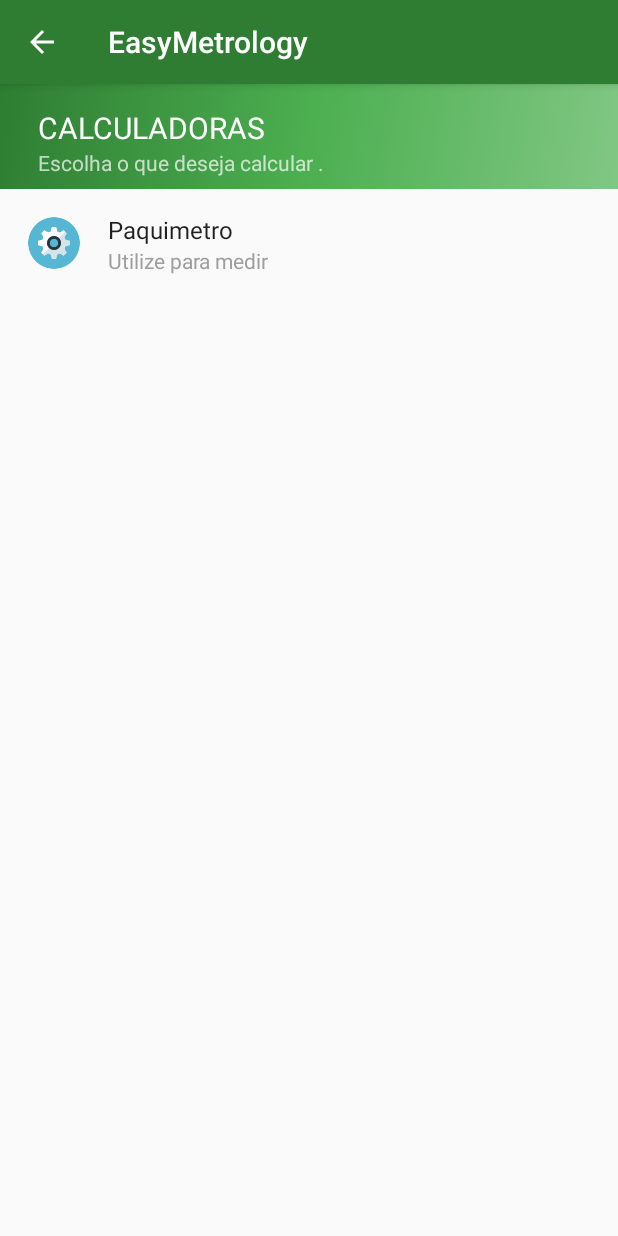
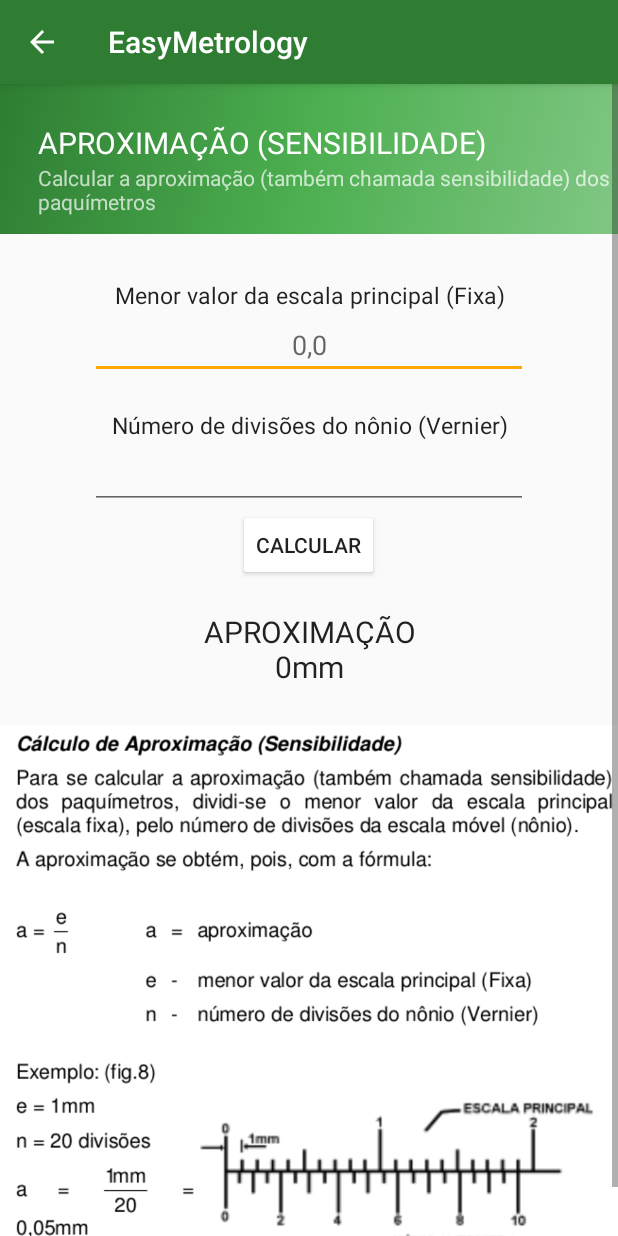
Before and after one commit to denisvieira05/androiddevstudyjams, an Android app: the CalculateActivity screen opened directly, with no data from a screen before it, on a phone screen of 412 x 824 dp. Run offline under Robolectric (Android 15) with nearby library versions, the light colour scheme and no system bars.

Commit message:
activitys and fragments for calculations

```diff
--- /dev/null
+++ b/app/src/main/java/com/example/android/easymetrology/ApproachContentFragment.java
@@ -0,0 +1,46 @@
+package com.example.android.easymetrology;
+
+
+import android.os.Bundle;
+import android.support.v4.app.Fragment;
+import android.view.LayoutInflater;
+import android.view.View;
+import android.view.ViewGroup;
+import android.widget.EditText;
+import android.widget.TextView;
+
+/**
+ * Created by denisvieira on 12/03/16.
+ */
+public class ApproachContentFragment extends Fragment{
+
+    @Override
+    public View onCreateView (LayoutInflater inflater, ViewGroup container, Bundle savedInstaceState){
+        View view = inflater.inflate(R.layout.fragment_approach,null);
+
+//        TextView textv = (TextView) view.findViewById(R.id.textViewCaliperRule);
+//        textv.setText("Frament TESTE");
+
+        return (view);
+    }
+//
+//    public void modifiedTextView(String text){
+//        TextView tv = (TextView) getView().findViewById(R.id.textViewCaliperRule);
+//        tv.setText("Fragmento modificado");
+//    }
+
+    public void calcApproach(){
+
+        TextView resultApproach = (TextView) getView().findViewById(R.id.resultApproach);
+        EditText valorDivisoesDoNonio = (EditText) getView().findViewById(R.id.valorDivisoesDoNonio);
+        EditText valorEscalaPrincipal = (EditText) getView().findViewById(R.id.valorEscalaPrincipal);
+
+        float valorDivisoes = Integer.parseInt(valorDivisoesDoNonio.getText().toString());
+        float valorEscala = Integer.parseInt(valorEscalaPrincipal.getText().toString());
+
+        float result = valorEscala/valorDivisoes;
+
+        resultApproach.setText(String.valueOf("APROXIMAÇÃO\\n"+result+"mm"));
+
+    }
+}
--- a/app/src/main/java/com/example/android/easymetrology/CalculateActivity.java
+++ b/app/src/main/java/com/example/android/easymetrology/CalculateActivity.java
@@ -1,25 +1,60 @@
 package com.example.android.easymetrology;
 
 import android.os.Bundle;
+import android.support.v4.app.FragmentManager;
+import android.support.v4.app.Fragment;
+import android.support.v4.app.FragmentTransaction;
 import android.support.v7.app.AppCompatActivity;
+import android.view.LayoutInflater;
+import android.view.View;
+import android.view.ViewGroup;
+import android.widget.EditText;
 
 /**
- * Created by denisvieira on 11/03/16.
+ * Created by denisvieira on 12/03/16.
  */
 public class CalculateActivity extends AppCompatActivity {
+
+    FragmentManager fm = getSupportFragmentManager();
 
     @Override
     public void onCreate(Bundle savedInstanceState) {
         super.onCreate(savedInstanceState);
-        setContentView(com.example.android.easymetrology.R.layout.activity_calculate);
-//        setSupportActionBar((Toolbar) findViewById(R.id.toolbar));
-//        getSupportAc        CollapsingToolbarLayout collapsingToolbar =
-//                (CollapsingToolbarLayout) findViewById(R.id.collapsing_toolbar);tionBar().setDisplayHomeAsUpEnabled(true);
-//         Set Collapsing Toolbar layout to the screen
+        setContentView(R.layout.activity_calculate);
+
+        if(savedInstanceState == null){
+            ApproachContentFragment approach = new ApproachContentFragment();
+
+            FragmentTransaction ft = fm.beginTransaction();
+            ft.add(R.id.activity_calculate,approach).commit();
+        }
+
+//        String[] lista = new String[]("Fragment 1", "Altera Texto Fragment 1", "Fragment 2","Fragment 3");
 //
-        // Set title of Detail page
-//        collapsingToolbar.setTitle("Calculadoras");
+//        ArrayAdapter<String> adapter = new ArrayAdapter<String>(this,android.R.layout.simple_list_item_1,lista);
+
+//        ListView lv = (ListView) findViewById(R.id.listView1);
+//        lv.setAdapter(adapter);
+//        lv.setOnItemClickListener(new AdapterView.OnItemClickListener() {
+//            @Override
+//            public void onItemClick(AdapterView<?> lv, View view, int position, long id) {
+//                if(position == 1){
+//
+//                    ApproachContentFragment caliperRule = (ApproachContentFragment) fm.findFragmentById(R.id.fragmentCaliperRule);
+//                    caliperRule.modifiedTextView("Fragment 1 - TextViewAlterado");
+//                }
+//            }
+//        });
 
     }
 
+    public static class DebugExampleTwoFragment extends Fragment {
+        @Override
+        public View onCreateView(LayoutInflater inflater, ViewGroup container,
+                                 Bundle savedInstanceState) {
+            EditText v = new EditText(getActivity());
+            v.setText("Hello Fragment!");
+            return v;
+        }
+    }
 }
--- a/app/src/main/java/com/example/android/easymetrology/ConverterActivity.java
+++ b/app/src/main/java/com/example/android/easymetrology/ConvertActivity.java
@@ -4,13 +4,13 @@
 import android.support.v7.app.AppCompatActivity;
 
 /**
- * Created by denisvieira on 11/03/16.
+ * Created by denisvieira on 12/03/16.
  */
-public class ConverterActivity extends AppCompatActivity {
+public class ConvertActivity extends AppCompatActivity {
 
     @Override
     public void onCreate(Bundle savedInstanceState) {
         super.onCreate(savedInstanceState);
-        setContentView(com.example.android.easymetrology.R.layout.activity_converter);
+        setContentView(R.layout.activity_convert);
     }
 }
--- a/app/src/main/java/com/example/android/easymetrology/MainActivity.java
+++ b/app/src/main/java/com/example/android/easymetrology/MainActivity.java
@@ -34,19 +34,19 @@
 
     public void onClickToCalculate(View v){
         Context context = v.getContext();
-        Intent intent = new Intent(context,CalculateActivity.class);
+        Intent intent = new Intent(context,CalculatorsListActivity.class);
         startActivity(intent);
     }
 
     public void onClickToConverter(View v){
         Context context = v.getContext();
-        Intent intent = new Intent(context,ConverterActivity.class);
+        Intent intent = new Intent(context,ConvertersListActivity.class);
         startActivity(intent);
     }
 
     public void onClickToLibrary(View v){
         Context context = v.getContext();
-        Intent intent = new Intent(context,LibraryActivity.class);
+        Intent intent = new Intent(context,LibraryListActivity.class);
         startActivity(intent);
     }
 
--- a/app/src/main/res/layout/activity_calculate.xml
+++ b/app/src/main/res/layout/activity_calculate.xml
@@ -8,73 +8,6 @@
     android:fitsSystemWindows="true"
     android:orientation="vertical">
 
-    <LinearLayout
-        android:layout_width="match_parent"
-        android:layout_height="@dimen/sub_activitys_headers_height"
-        android:gravity="left"
-        android:orientation="vertical"
-        android:theme="@style/ThemeOverlay.AppCompat.Dark"
-        android:background="@drawable/gradient_green_background"
-        android:paddingLeft="25dp"
-        android:paddingTop="15dp">
-
-        <TextView
-            android:layout_width="match_parent"
-            android:layout_height="wrap_content"
-            android:text="@string/calculators"
-            android:textAppearance="@style/TextAppearance.AppCompat.Body1"
-            android:textSize="20dp"
-            android:textAllCaps="true"/>
-
-        <TextView
-            android:id="@+id/textView"
-            android:layout_width="wrap_content"
-            android:layout_height="wrap_content"
-            android:text="Escolha o que deseja calcular ." />
-
-    </LinearLayout>
-
-    <RelativeLayout xmlns:android="http://schemas.android.com/apk/res/android"
-        android:layout_width="match_parent"
-        android:layout_height="wrap_content"
-        android:background="?android:attr/selectableItemBackground"
-        android:orientation="vertical"
-        android:padding="@dimen/md_keylines">
-
-
-        <ImageView
-            android:id="@+id/list_avatar"
-            android:layout_width="@dimen/avator_size"
-            android:layout_height="@dimen/avator_size"
-            android:scaleType="centerCrop"
-            android:src="@drawable/mechicon4" />
-
-        <TextView
-            android:id="@+id/list_title"
-            android:layout_width="match_parent"
-            android:layout_height="wrap_content"
-            android:layout_marginLeft="@dimen/md_keylines"
-            android:layout_toRightOf="@+id/list_avatar"
-            android:text="@string/calculate_title"
-            android:textAppearance="?attr/textAppearanceListItem"
-            android:textSize="@dimen/article_subheading" />
-
-        <TextView
-            android:id="@+id/list_desc"
-            android:layout_width="match_parent"
-            android:layout_height="wrap_content"
-            android:layout_below="@+id/list_title"
-            android:layout_marginLeft="@dimen/md_keylines"
-            android:layout_toRightOf="@+id/list_avatar"
-            android:textColor="@color/medium_grey"
-            android:ellipsize="end"
-            android:singleLine="true"
-            android:text="@string/calculate_desc"
-            android:textAppearance="?attr/textAppearanceListItem"
-            android:textSize="@dimen/list_body" />
-
-
-        </RelativeLayout>
 
 
 </LinearLayout>
--- /dev/null
+++ b/app/src/main/res/layout/activity_tools.xml
@@ -0,0 +1,6 @@
+<?xml version="1.0" encoding="utf-8"?>
+<LinearLayout xmlns:android="http://schemas.android.com/apk/res/android"
+    android:orientation="vertical" android:layout_width="match_parent"
+    android:layout_height="match_parent">
+
+</LinearLayout>
--- /dev/null
+++ b/app/src/main/res/layout/fragment_approach.xml
@@ -0,0 +1,120 @@
+<?xml version="1.0" encoding="utf-8"?>
+<ScrollView
+    xmlns:android="http://schemas.android.com/apk/res/android"
+    xmlns:tools="http://schemas.android.com/tools"
+    android:layout_width="match_parent"
+    android:layout_height="match_parent">
+
+    <LinearLayout
+        android:orientation="vertical"
+        android:layout_width="match_parent"
+        android:layout_height="wrap_content">
+
+        <LinearLayout
+            android:layout_width="match_parent"
+            android:layout_height="@dimen/sub_activitys_headers_height"
+            android:gravity="left"
+            android:orientation="vertical"
+            android:theme="@style/ThemeOverlay.AppCompat.Dark"
+            android:background="@drawable/gradient_green_background"
+            android:paddingLeft="25dp"
+            android:paddingTop="25dp">
+
+            <TextView
+                android:layout_width="match_parent"
+                android:layout_height="wrap_content"
+                android:text="Aproximação (Sensibilidade)"
+                android:textAppearance="@style/TextAppearance.AppCompat.Body1"
+                android:textSize="20dp"
+                android:textAllCaps="true"/>
+
+            <TextView
+                android:id="@+id/textView"
+                android:layout_width="wrap_content"
+                android:layout_height="wrap_content"
+                android:text="Calcular a aproximação (também chamada sensibilidade) dos paquímetros" />
+
+        </LinearLayout>
+
+        <LinearLayout
+            android:layout_width="match_parent"
+            android:layout_height="wrap_content"
+            android:layout_gravity="center"
+            android:orientation="vertical"
+            android:paddingLeft="60dp"
+            android:paddingTop="30dp"
+            android:paddingRight="60dp">
+
+            <TextView
+                android:layout_width="match_parent"
+                android:gravity="center"
+                android:layout_height="wrap_content"
+                android:text="Menor valor da escala principal (Fixa)"
+                android:textAppearance="@style/TextAppearance.AppCompat.Body1"
+                android:textSize="15dp"/>
+
+
+            <EditText
+                android:id="@+id/valorEscalaPrincipal"
+                android:layout_width="match_parent"
+                android:layout_height="wrap_content"
+                android:inputType="numberDecimal"
+                android:ems="10"
+                android:hint="0,0"
+                android:gravity="center"
+                android:layout_marginBottom="20dp"
+                android:layout_gravity="center_horizontal" />
+
+            <TextView
+                android:layout_width="match_parent"
+                android:gravity="center"
+                android:layout_height="wrap_content"
+                android:text="Número de divisões do nônio (Vernier)"
+                android:textAppearance="@style/TextAppearance.AppCompat.Body1"
+                android:textSize="15dp"/>
+
+            <EditText
+                android:id="@+id/valorDivisoesDoNonio"
+                android:layout_width="match_parent"
+                android:layout_height="wrap_content"
+                android:inputType="numberDecimal"
+                android:gravity="center"
+                android:ems="10"
+                android:layout_gravity="center_horizontal" />
+
+
+            <Button
+                android:layout_width="wrap_content"
+                android:layout_height="wrap_content"
+                android:text="CALCULAR"
+                android:id="@+id/button"
+                android:layout_gravity="center_horizontal"
+                android:onClick="calcApproach"/>
+
+            <TextView
+                android:id="@+id/resultApproach"
+                android:layout_width="match_parent"
+                android:layout_marginTop="20dp"
+                android:gravity="center"
+                android:layout_height="wrap_content"
+                android:text="APROXIMAÇÃO\n0mm"
+                android:textAppearance="@style/TextAppearance.AppCompat.Body1"
+                android:textSize="20dp"/>
+
+
+        </LinearLayout>
+
+        <LinearLayout
+            android:layout_width="match_parent"
+            android:layout_height="400dp">
+
+            <ImageView
+                android:layout_width="match_parent"
+                android:layout_height="wrap_content"
+                android:src="@drawable/approach_lesson"/>
+        </LinearLayout>
+
+
+    </LinearLayout>
+
+</ScrollView>
--- a/app/src/main/res/values/dimens.xml
+++ b/app/src/main/res/values/dimens.xml
@@ -14,5 +14,5 @@
     <dimen name="article_subheading">16sp</dimen>
     <dimen name="article_titles">20sp</dimen>
     <dimen name="list_body">14sp</dimen>
-    <dimen name="sub_activitys_headers_height">70dp</dimen>
+    <dimen name="sub_activitys_headers_height">100dp</dimen>
 </resources>
```
Also changed, not shown: app/src/main/AndroidManifest.xml (+24 -3 lines), app/src/main/java/com/example/android/easymetrology/CalculatorsListActivity.java (added, +34 -0 lines), app/src/main/java/com/example/android/easymetrology/ConvertersListActivity.java (added, +26 -0 lines), app/src/main/java/com/example/android/easymetrology/LibraryListActivity.java (added, +24 -0 lines), app/src/main/java/com/example/android/easymetrology/ToolsActivity.java (renamed from app/src/main/java/com/example/android/easymetrology/LibraryActivity.java, +4 -3 lines), app/src/main/res/layout/activity_calculators_list.xml (added, +80 -0 lines), app/src/main/res/layout/activity_convert.xml (added, +38 -0 lines), app/src/main/res/layout/activity_converters_list.xml (renamed from app/src/main/res/layout/activity_library.xml, +7 -6 lines), app/src/main/res/layout/activity_library_list.xml (renamed from app/src/main/res/layout/activity_converter.xml, +7 -6 lines), app/src/main/res/drawable/approach_lesson.png (added), app/src/main/res/drawable/caliper.png (added).
